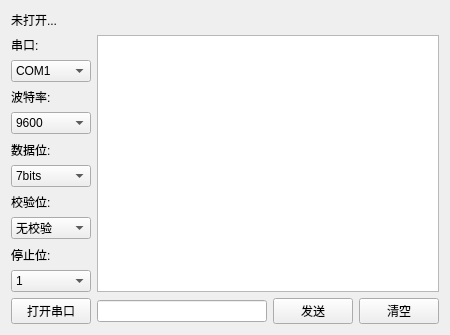
This is widget.ui in spacelan/MyCom as Qt 5 draws it before an edit. The edited form follows.
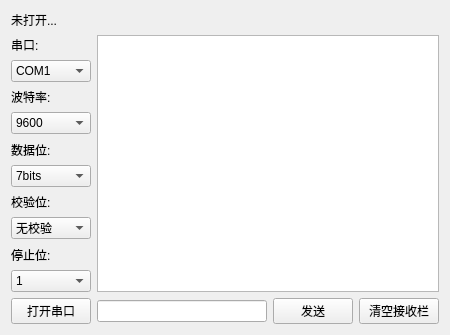
This is the edited form.

Commit message: 界面优化

What changed in the file:
```diff
--- a/widget.ui
+++ b/widget.ui
@@ -185,7 +185,7 @@
        <item>
         <widget class="QPushButton" name="clearbtn">
          <property name="text">
-          <string>清空</string>
+          <string>清空接收栏</string>
          </property>
         </widget>
        </item>
```
Left out of the diff: 15 changed lines with no effect on the pictures. The commit also changes 1 other file.
